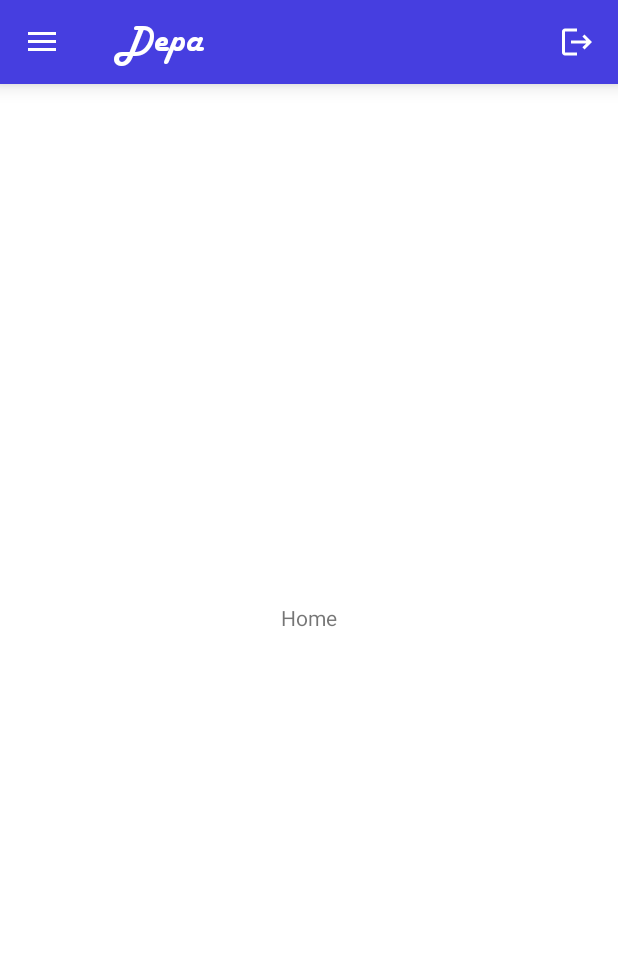
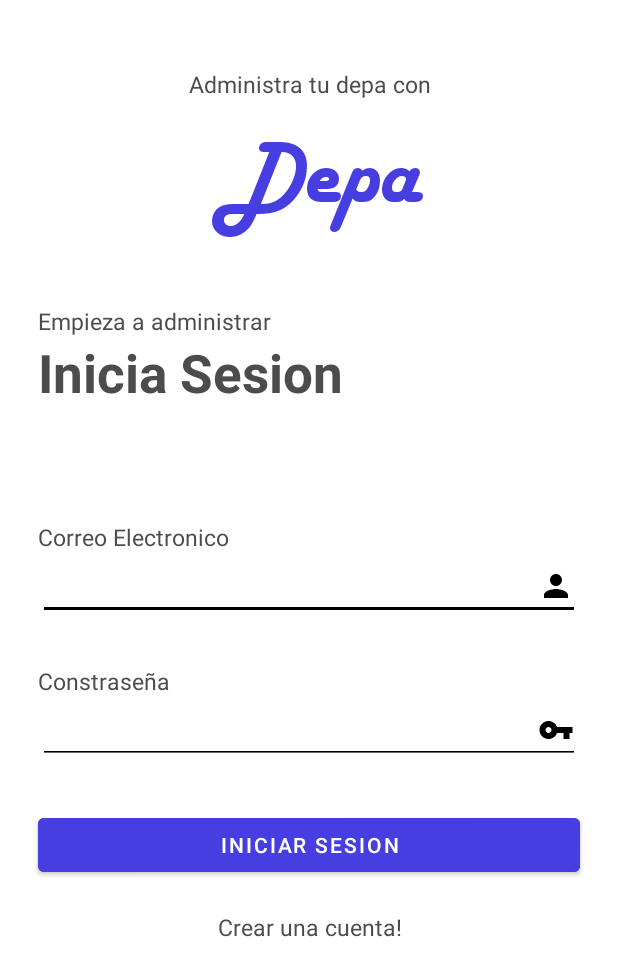
Before and after one commit to Depa-Team/Depa_Mobile, an Android app: the screen it shows after launch (MainActivity before the commit, LoginActivity after it), on a phone screen of 412 x 824 dp. Shown: the top 976 px of the screen. Run offline under Robolectric (Android 15) with nearby library versions, the phone set to English and light mode, and no system bars.

Commit message:
feat(signIn): LogIn and SignIn path implemented

```diff
--- a/app/src/main/AndroidManifest.xml
+++ b/app/src/main/AndroidManifest.xml
@@ -12,7 +12,13 @@
         android:theme="@style/Theme.Depa"
         tools:targetApi="31">
         <activity
+            android:name=".SignInActivity"
+            android:exported="false" />
+        <activity
             android:name=".MainActivity"
+            android:exported="false" />
+        <activity
+            android:name=".LoginActivity"
             android:exported="true">
             <intent-filter>
                 <action android:name="android.intent.action.MAIN" />
--- /dev/null
+++ b/app/src/main/java/com/depa/LoginActivity.kt
@@ -0,0 +1,26 @@
+package com.depa
+
+import android.content.Intent
+import androidx.appcompat.app.AppCompatActivity
+import android.os.Bundle
+import android.widget.Button
+import android.widget.TextView
+
+class LoginActivity : AppCompatActivity() {
+    override fun onCreate(savedInstanceState: Bundle?) {
+        super.onCreate(savedInstanceState)
+        setContentView(R.layout.activity_login)
+
+        val logInButton: Button=findViewById(R.id.logInButton)
+        val signInRedirectButton: TextView=findViewById(R.id.signInRedirectButton)
+
+        logInButton.setOnClickListener(){
+            val intent= Intent(this, MainActivity::class.java)
+            startActivity(intent)
+        }
+        signInRedirectButton.setOnClickListener(){
+            val intent= Intent(this, SignInActivity::class.java)
+            startActivity(intent)
+        }
+    }
+}
--- a/app/src/main/java/com/depa/MainActivity.kt
+++ b/app/src/main/java/com/depa/MainActivity.kt
@@ -1,5 +1,6 @@
 package com.depa
 
+import android.content.Intent
 import androidx.appcompat.app.AppCompatActivity
 import android.os.Bundle
 import android.widget.ImageView
@@ -29,7 +30,8 @@ class MainActivity : AppCompatActivity() {
         super.onCreate(savedInstanceState)
         setContentView(R.layout.activity_main)
 
-        val settingsActions: ImageView=findViewById(R.id.logOutButton)
+
+        val logOutButton:ImageView=findViewById(R.id.logOutButton)
         toolbar=findViewById(R.id.myToolBar)
         setSupportActionBar(toolbar)
         drawerLayout=findViewById(R.id.drawer)
@@ -43,8 +45,9 @@ class MainActivity : AppCompatActivity() {
         setupActionBarWithNavController(navController,drawerLayout)
         navigationView.setupWithNavController(navController)
 
-        settingsActions.setOnClickListener(){
-            Toast.makeText(this,"Sesion cerrada",Toast.LENGTH_SHORT).show()
+        logOutButton.setOnClickListener(){
+            val intent= Intent(this, LoginActivity::class.java)
+            startActivity(intent)
         }
 
     }
--- /dev/null
+++ b/app/src/main/res/drawable/baseline_email_24.xml
@@ -0,0 +1,5 @@
+<vector android:height="24dp" android:tint="#000000"
+    android:viewportHeight="24" android:viewportWidth="24"
+    android:width="24dp" xmlns:android="http://schemas.android.com/apk/res/android">
+    <path android:fillColor="@android:color/white" android:pathData="M20,4L4,4c-1.1,0 -1.99,0.9 -1.99,2L2,18c0,1.1 0.9,2 2,2h16c1.1,0 2,-0.9 2,-2L22,6c0,-1.1 -0.9,-2 -2,-2zM20,8l-8,5 -8,-5L4,6l8,5 8,-5v2z"/>
+</vector>
--- /dev/null
+++ b/app/src/main/res/drawable/baseline_vpn_key_24.xml
@@ -0,0 +1,5 @@
+<vector android:height="24dp" android:tint="#000000"
+    android:viewportHeight="24" android:viewportWidth="24"
+    android:width="24dp" xmlns:android="http://schemas.android.com/apk/res/android">
+    <path android:fillColor="@android:color/white" android:pathData="M12.65,10C11.83,7.67 9.61,6 7,6c-3.31,0 -6,2.69 -6,6s2.69,6 6,6c2.61,0 4.83,-1.67 5.65,-4H17v4h4v-4h2v-4H12.65zM7,14c-1.1,0 -2,-0.9 -2,-2s0.9,-2 2,-2 2,0.9 2,2 -0.9,2 -2,2z"/>
+</vector>
--- /dev/null
+++ b/app/src/main/res/layout/activity_login.xml
@@ -0,0 +1,117 @@
+<?xml version="1.0" encoding="utf-8"?>
+<LinearLayout
+    android:orientation="vertical"
+    xmlns:android="http://schemas.android.com/apk/res/android"
+    xmlns:app="http://schemas.android.com/apk/res-auto"
+    xmlns:tools="http://schemas.android.com/tools"
+    android:layout_width="match_parent"
+    android:layout_height="match_parent"
+    tools:context=".LoginActivity"
+    android:background="@color/white">
+
+
+    <TextView
+        android:layout_width="match_parent"
+        android:layout_height="wrap_content"
+        android:text="Administra tu depa con"
+        android:gravity="center"
+        android:layout_marginTop="45dp"
+        android:textSize="15dp"
+        android:textColor="#4C4C4C"
+        />
+    <TextView
+        android:layout_width="match_parent"
+        android:layout_height="wrap_content"
+        android:text=" Depa"
+        android:fontFamily="@font/harlowsi"
+        android:gravity="center"
+        android:textSize="60dp"
+        android:layout_marginTop="15dp"
+        android:textColor="@color/depa_def"
+        />
+    <TextView
+        android:layout_width="wrap_content"
+        android:layout_height="wrap_content"
+        android:text="Empieza a administrar"
+        android:layout_marginTop="45dp"
+        android:layout_marginLeft="25dp"
+        android:gravity="center"
+        android:textSize="15dp"
+        android:textColor="#4C4C4C"
+        />
+    <TextView
+        android:layout_width="wrap_content"
+        android:layout_height="wrap_content"
+        android:text="Inicia Sesion"
+       android:layout_marginLeft="25dp"
+        android:gravity="center"
+        android:textSize="35dp"
+        android:textStyle="bold"
+        android:textColor="#4C4C4C"
+        />
+
+    <TextView
+        android:layout_width="wrap_content"
+        android:layout_height="wrap_content"
+        android:text="Correo Electronico"
+        android:layout_marginTop="75dp"
+        android:layout_marginLeft="25dp"
+        android:textSize="15dp"
+        android:textColor="#4C4C4C"
+        />
+    <EditText
+        android:layout_width="match_parent"
+        android:layout_height="wrap_content"
+        android:layout_marginHorizontal="25dp"
+        android:textSize="15dp"
+        android:textColor="#4C4C4C"
+        android:drawableRight="@drawable/ic_person"
+        android:drawableTint="@color/black"
+        android:backgroundTint="@color/black"
+        />
+    <TextView
+        android:layout_width="wrap_content"
+        android:layout_height="wrap_content"
+        android:text="Constraseña"
+        android:layout_marginTop="30dp"
+        android:layout_marginLeft="25dp"
+        android:textSize="15dp"
+        android:textColor="#4C4C4C"
+        />
+    <EditText
+        android:layout_width="match_parent"
+        android:layout_height="wrap_content"
+        android:layout_marginHorizontal="25dp"
+        android:textSize="15dp"
+        android:textColor="@color/black"
+        android:drawableRight="@drawable/baseline_vpn_key_24"
+        android:drawableTint="@color/black"
+        android:backgroundTint="@color/black"
+        android:inputType="textPassword"
+        />
+    <Button
+        android:id="@+id/logInButton"
+        android:layout_width="match_parent"
+        android:layout_height="wrap_content"
+        android:backgroundTint="@color/depa_def"
+        android:text="Iniciar sesion"
+        android:textColor="@color/white"
+        android:layout_marginTop="30dp"
+        android:layout_marginHorizontal="25dp"/>
+
+    <TextView
+        android:id="@+id/signInRedirectButton"
+        android:layout_width="match_parent"
+        android:layout_height="wrap_content"
+        android:gravity="center"
+        android:text="Crear una cuenta!"
+        android:layout_marginTop="20dp"
+        android:textSize="15dp"
+        android:textColor="#4C4C4C"
+        />
+
+
+
+
+
+</LinearLayout>
--- a/app/src/main/res/values/colors.xml
+++ b/app/src/main/res/values/colors.xml
@@ -10,5 +10,5 @@
 
     <color name="depa_light">#6B64ED</color>
     <color name="depa_def">#463ee0</color>
-    <color name="depa_dark">#3B33D3</color>
+    <color name="depa_dark">#332CB8</color>
 </resources>
```
Also changed, not shown: app/src/main/java/com/depa/SignInActivity.kt (added, +26 -0 lines), app/src/main/res/layout/activity_sign_in.xml (added, +172 -0 lines), app/src/main/res/drawable/id.png (added).
